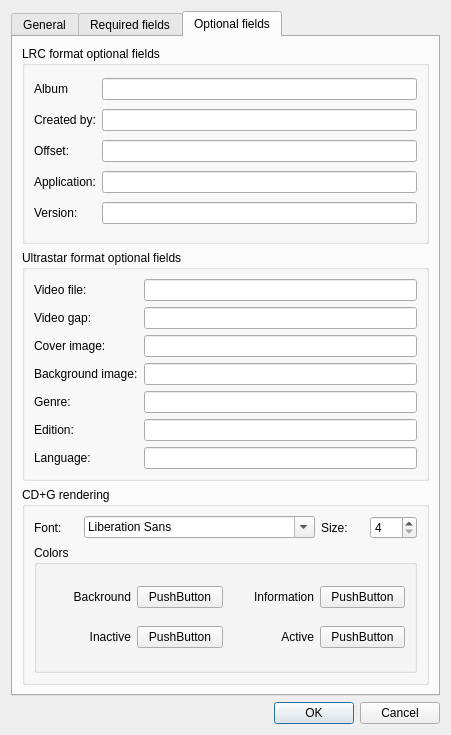
First picture: the form in src/dialog_projectsettings.ui, repository gyunaev/karlyriceditor, before the edit.
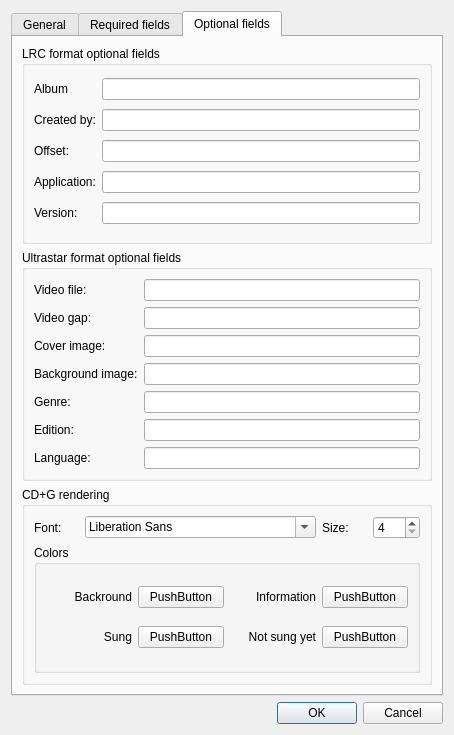
Second picture: the form after the edit. The open tabs and pages were chosen to show the change. Custom widgets are drawn as their Qt base class.

Commit message: CD+G renderer fixed for KDE 4.5 rendering engine Active/inactive labels renamed to something more meaningful

```diff
--- a/src/dialog_projectsettings.ui
+++ b/src/dialog_projectsettings.ui
@@ -6,7 +6,7 @@
    <rect>
     <x>0</x>
     <y>0</y>
-    <width>451</width>
+    <width>454</width>
     <height>735</height>
    </rect>
   </property>
@@ -414,7 +414,7 @@
              <item row="1" column="0">
               <widget class="QLabel" name="label_20">
                <property name="text">
-                <string>Inactive</string>
+                <string>Sung</string>
                </property>
                <property name="alignment">
                 <set>Qt::AlignRight|Qt::AlignTrailing|Qt::AlignVCenter</set>
@@ -434,7 +434,7 @@
              <item row="1" column="2">
               <widget class="QLabel" name="label_21">
                <property name="text">
-                <string>Active</string>
+                <string>Not sung yet</string>
                </property>
                <property name="alignment">
                 <set>Qt::AlignRight|Qt::AlignTrailing|Qt::AlignVCenter</set>
```
Left out of the diff: 2 changed lines with no effect on the pictures. The commit also changes 4 other files.
